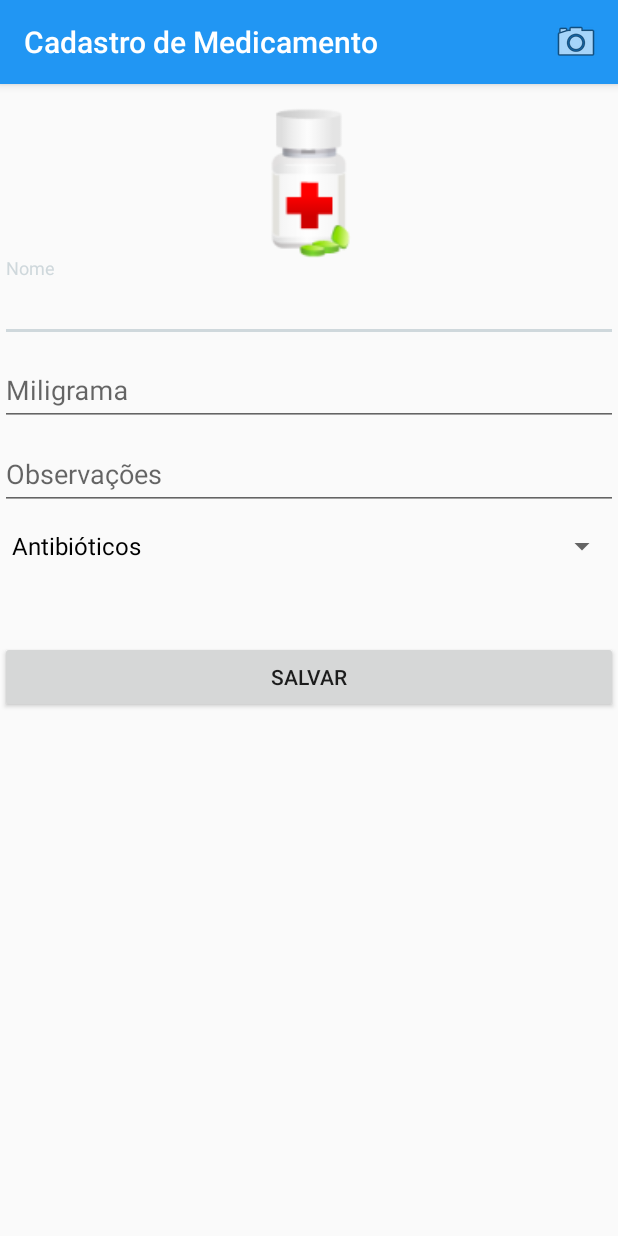
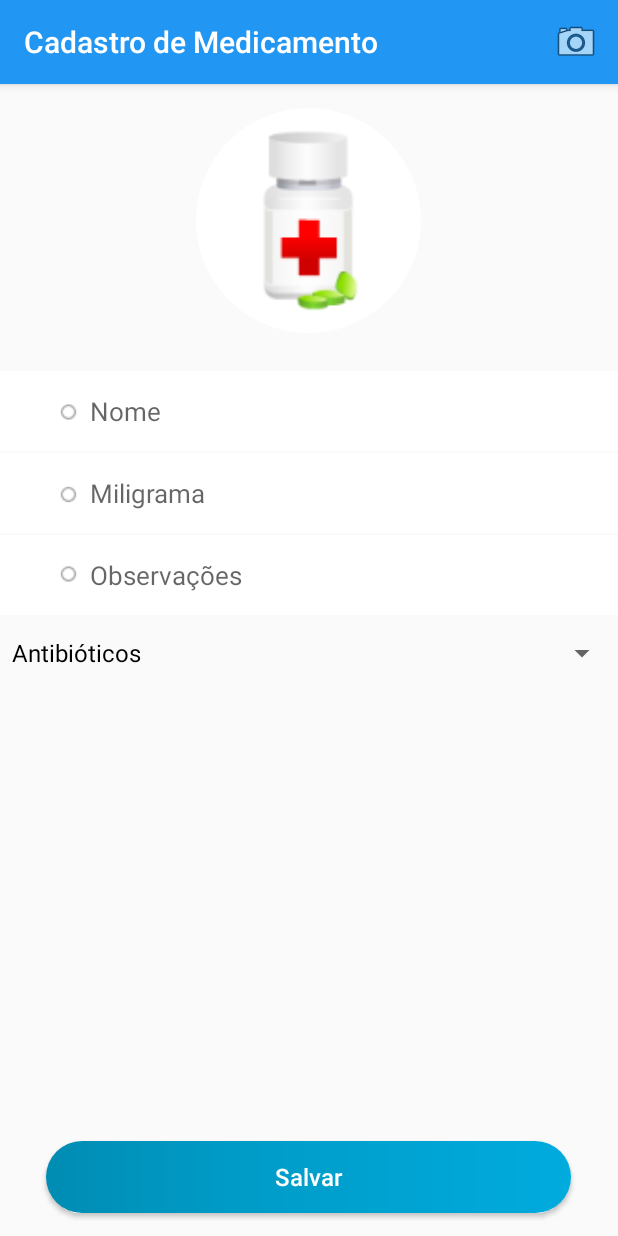
Before and after one commit to kevynwar1/Posologia, an Android app: the MedicamentoNewActivity screen opened directly, with no data from a screen before it, on a phone screen of 412 x 824 dp. Run offline under Robolectric (Android 15) with nearby library versions, the phone set to English and light mode, and no system bars.

Commit message:
Design — Cadastro de Medicamento

```diff
--- a/Posologia/app/src/main/res/drawable/button_entrar.xml
+++ b/Posologia/app/src/main/res/drawable/button_entrar.xml
@@ -2,8 +2,14 @@
 <shape xmlns:android="http://schemas.android.com/apk/res/android" android:shape="rectangle" >
     <corners
         android:radius="100dp" />
-    <solid
-        android:color="#008CB3" />
+    <gradient
+        android:angle="0"
+        android:centerX="35%"
+        android:centerColor="#009BC7"
+        android:startColor="#008CB3"
+        android:endColor="#00ABDD"
+        android:type="linear"
+        />
     <size
         android:width="100dp"
         android:height="40dp" />
--- /dev/null
+++ b/Posologia/app/src/main/res/drawable/input.xml
@@ -0,0 +1,14 @@
+<?xml version="1.0" encoding="utf-8"?>
+<shape xmlns:android="http://schemas.android.com/apk/res/android" >
+    <!-- stroke
+        android:width="1dp"
+        android:color="#777" / -->
+
+    <solid android:color="#ffffff" />
+
+    <padding
+        android:left="60dp"
+        android:right="10dp"
+        android:top="15dp"
+        android:bottom="15dp"/>
+</shape>
--- /dev/null
+++ b/Posologia/app/src/main/res/drawable/rounded_image.xml
@@ -0,0 +1,14 @@
+<?xml version="1.0" encoding="utf-8"?>
+<shape xmlns:android="http://schemas.android.com/apk/res/android" android:shape="rectangle">
+    <solid android:color="#ffffff"/>
+
+    <stroke android:width="5dp"
+        android:color="#FFF"/>
+
+    <padding android:left="15dp"
+        android:top="15dp"
+        android:right="15dp"
+        android:bottom="15dp"/>
+
+    <corners android:radius="200px"/>
+</shape>
--- a/Posologia/app/src/main/res/layout/activity_medicamento_new.xml
+++ b/Posologia/app/src/main/res/layout/activity_medicamento_new.xml
@@ -8,93 +8,77 @@
     android:layout_marginTop="16dp"
     tools:context="br.com.android.posologia.view.MedicamentoNewActivity">
 
-
     <ImageView
         android:id="@+id/ivMedicamento"
         android:layout_width="150dp"
-        android:layout_height="100dp"
-        android:layout_alignParentEnd="true"
-        android:layout_alignParentStart="true"
+        android:layout_height="150dp"
         android:layout_alignParentTop="true"
+        android:layout_centerHorizontal="true"
         android:adjustViewBounds="true"
+        android:background="@drawable/rounded_image"
         app:srcCompat="@drawable/medical_pot_pills" />
-
-    <android.support.design.widget.TextInputLayout
-        android:id="@+id/textInputLayout"
-        android:layout_width="match_parent"
-        android:layout_height="wrap_content"
-        android:layout_alignParentStart="true"
-        android:layout_below="@+id/ivMedicamento">
 
     <EditText
         android:id="@+id/edtNomeMedicamento"
         android:layout_width="match_parent"
         android:layout_height="wrap_content"
-            android:layout_alignParentEnd="true"
+        android:layout_alignEnd="@+id/edtObservacoes"
         android:layout_alignParentStart="true"
         android:layout_below="@+id/ivMedicamento"
-            android:layout_marginTop="15dp"
+        android:layout_marginTop="25dp"
+        android:background="@drawable/input"
         android:ems="10"
         android:hint="@string/nome_medicamento"
-            android:inputType="textCapSentences" />
-    </android.support.design.widget.TextInputLayout>
-
-    <android.support.design.widget.TextInputLayout
-        android:id="@+id/textInputLayout2"
-        android:layout_width="match_parent"
-        android:layout_height="wrap_content"
-        android:layout_alignParentStart="true"
-        android:layout_below="@+id/textInputLayout">
+        android:inputType="textCapSentences"
+        android:textSize="17dp" />
 
     <EditText
         android:id="@+id/edtMiligrama"
         android:layout_width="match_parent"
         android:layout_height="wrap_content"
-            android:layout_alignParentEnd="true"
-            android:layout_alignParentStart="true"
+        android:layout_alignStart="@+id/edtNomeMedicamento"
         android:layout_below="@+id/edtNomeMedicamento"
-            android:layout_marginTop="17dp"
+        android:layout_marginTop="1.5dp"
+        android:background="@drawable/input"
         android:ems="10"
         android:hint="@string/miligrama"
-            android:inputType="number" />
-    </android.support.design.widget.TextInputLayout>
+        android:inputType="number"
+        android:textSize="17dp" />
+
+    <EditText
+        android:id="@+id/edtObservacoes"
+        android:layout_width="match_parent"
+        android:layout_height="wrap_content"
+        android:layout_below="@+id/edtMiligrama"
+        android:layout_centerHorizontal="true"
+        android:layout_marginTop="1.5dp"
+        android:background="@drawable/input"
+        android:ems="10"
+        android:hint="@string/observacoes"
+        android:inputType="textCapSentences"
+        android:textSize="17dp" />
 
     <Spinner
         android:id="@+id/spTipo"
         android:layout_width="match_parent"
         android:layout_height="wrap_content"
-        android:layout_alignParentStart="true"
-        android:layout_below="@+id/textInputLayout3" />
-
-    <android.support.design.widget.TextInputLayout
-        android:id="@+id/textInputLayout3"
-        android:layout_width="match_parent"
-        android:layout_height="wrap_content"
-        android:layout_alignParentStart="true"
-        android:layout_below="@+id/textInputLayout2">
-
-        <EditText
-            android:id="@+id/edtObservacoes"
-            android:layout_width="match_parent"
-            android:layout_height="wrap_content"
-            android:layout_alignParentEnd="true"
-            android:layout_alignParentStart="true"
-            android:layout_below="@+id/edtDosagem"
-            android:layout_marginTop="8dp"
-            android:ems="10"
-            android:hint="@string/observacoes"
-            android:inputType="textCapSentences" />
-
-    </android.support.design.widget.TextInputLayout>
+        android:layout_below="@+id/edtObservacoes"
+        android:layout_marginTop="1.5dp"
+        android:layout_alignParentStart="true" />
 
     <Button
         android:id="@+id/btSalvarMedicamento"
-        android:layout_width="match_parent"
+        android:layout_width="350dp"
+        android:layout_marginBottom="15dp"
+        android:layout_marginLeft="17dp"
         android:layout_height="wrap_content"
-        android:layout_below="@+id/spTipo"
+        android:layout_alignParentBottom="true"
         android:layout_centerHorizontal="true"
-        android:layout_marginTop="39dp"
-        android:text="@string/salvar_medicamento" />
+        android:background="@drawable/button_entrar"
+        android:text="@string/salvar_medicamento"
+        android:textAllCaps="false"
+        android:textColor="#FFF"
+        android:textSize="16dp" />
 
     <Button
         android:id="@+id/btExcluirMedicamento"
@@ -106,4 +90,13 @@
         android:text="@string/excluir_medicamento"
         android:visibility="invisible" />
 
+    <ImageView
+        android:id="@+id/imageView8"
+        android:layout_width="wrap_content"
+        android:layout_height="wrap_content"
+        android:layout_alignStart="@+id/btSalvarMedicamento"
+        android:layout_alignTop="@+id/edtNomeMedicamento"
+        app:srcCompat="@drawable/more"
+        android:layout_above="@+id/spTipo" />
+
 </RelativeLayout>
```
Also changed, not shown: Posologia/app/src/main/res/drawable/button_cadastrar.xml (+8 -0 lines), Posologia/app/src/main/res/layout/activity_cadastro.xml (+34 -4 lines), Posologia/app/src/main/res/layout/activity_login.xml (+21 -3 lines), Posologia/app/src/main/res/layout/activity_posologia_new.xml (+10 -5 lines), Posologia/app/src/main/res/drawable/mail.png (added), Posologia/app/src/main/res/drawable/mail_whit.png (added), Posologia/app/src/main/res/drawable/more.png (added), Posologia/app/src/main/res/drawable/pass.png (added), Posologia/app/src/main/res/drawable/pass_whit.png (added), Posologia/app/src/main/res/drawable/user.png (added), Posologia/app/src/main/res/drawable/user_whit.png (added). Lines whose indentation alone changed are shown as unchanged.
